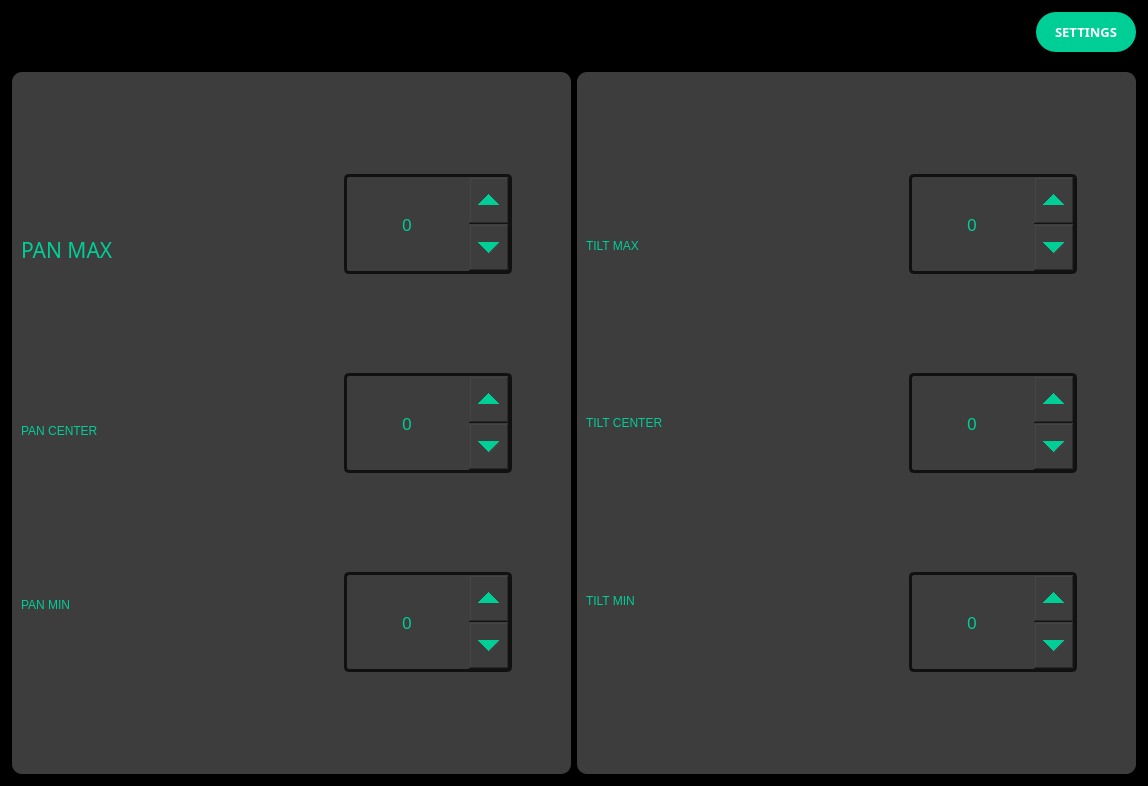
First picture: the form in source/controller/GUI-4G-CAR-DEF.ui, repository jpriverar/smart-4g-rc-car, before the edit.
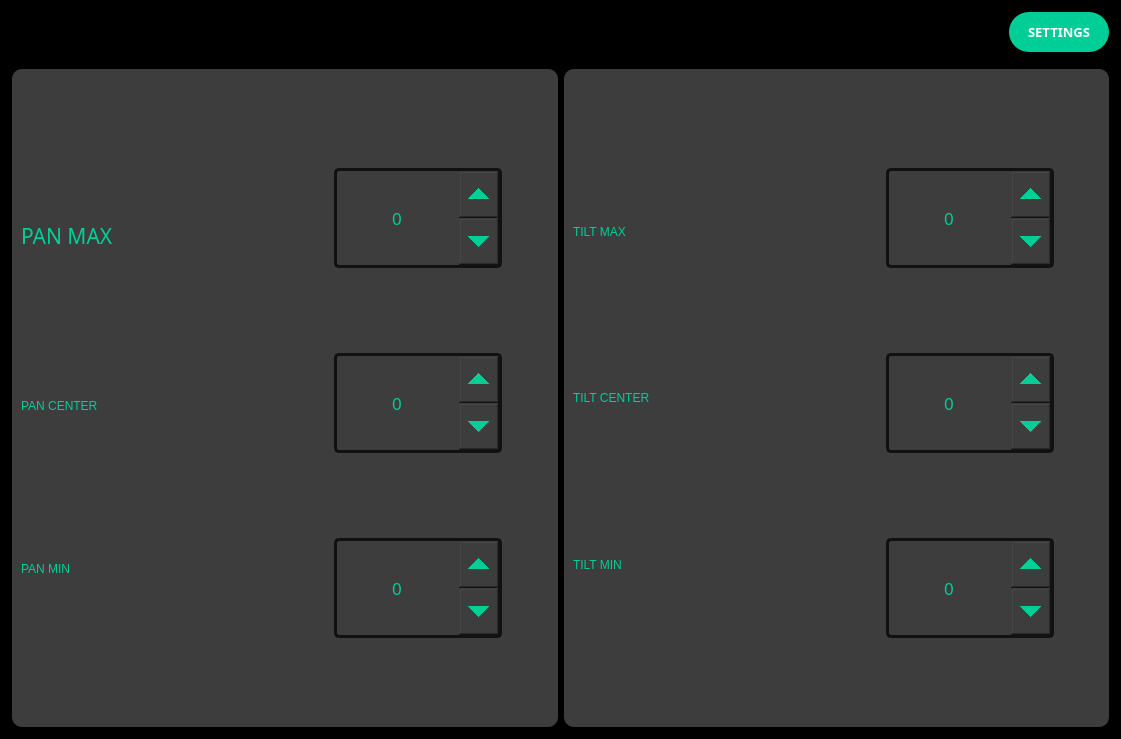
Second picture: the form after the edit. The open tabs and pages were chosen to show the change.

Commit message: added methods for each widget

```diff
--- a/source/controller/GUI-4G-CAR-DEF.ui
+++ b/source/controller/GUI-4G-CAR-DEF.ui
@@ -6,8 +6,8 @@
    <rect>
     <x>0</x>
     <y>0</y>
-    <width>1148</width>
-    <height>786</height>
+    <width>1121</width>
+    <height>739</height>
    </rect>
   </property>
   <property name="windowTitle">
@@ -3102,9 +3102,18 @@
                           <colorrole role="Highlight">
                            <brush brushstyle="SolidPattern">
                             <color alpha="255">
+                             <red>61</red>
+                             <green>61</green>
+                             <blue>61</blue>
+                            </color>
+                           </brush>
+                          </colorrole>
+                          <colorrole role="HighlightedText">
+                           <brush brushstyle="SolidPattern">
+                            <color alpha="255">
                              <red>0</red>
-                             <green>0</green>
-                             <blue>0</blue>
+                             <green>206</green>
+                             <blue>151</blue>
                             </color>
                            </brush>
                           </colorrole>
@@ -3167,9 +3176,18 @@
                           <colorrole role="Highlight">
                            <brush brushstyle="SolidPattern">
                             <color alpha="255">
+                             <red>61</red>
+                             <green>61</green>
+                             <blue>61</blue>
+                            </color>
+                           </brush>
+                          </colorrole>
+                          <colorrole role="HighlightedText">
+                           <brush brushstyle="SolidPattern">
+                            <color alpha="255">
                              <red>0</red>
-                             <green>0</green>
-                             <blue>0</blue>
+                             <green>206</green>
+                             <blue>151</blue>
                             </color>
                            </brush>
                           </colorrole>
@@ -3238,6 +3256,15 @@
                             </color>
                            </brush>
                           </colorrole>
+                          <colorrole role="HighlightedText">
+                           <brush brushstyle="SolidPattern">
+                            <color alpha="255">
+                             <red>0</red>
+                             <green>206</green>
+                             <blue>151</blue>
+                            </color>
+                           </brush>
+                          </colorrole>
                          </disabled>
                         </palette>
                        </property>
@@ -3388,9 +3415,18 @@
                           <colorrole role="Highlight">
                            <brush brushstyle="SolidPattern">
                             <color alpha="255">
+                             <red>61</red>
+                             <green>61</green>
+                             <blue>61</blue>
+                            </color>
+                           </brush>
+                          </colorrole>
+                          <colorrole role="HighlightedText">
+                           <brush brushstyle="SolidPattern">
+                            <color alpha="255">
                              <red>0</red>
-                             <green>0</green>
-                             <blue>0</blue>
+                             <green>206</green>
+                             <blue>151</blue>
                             </color>
                            </brush>
                           </colorrole>
@@ -3453,9 +3489,18 @@
                           <colorrole role="Highlight">
                            <brush brushstyle="SolidPattern">
                             <color alpha="255">
+                             <red>61</red>
+                             <green>61</green>
+                             <blue>61</blue>
+                            </color>
+                           </brush>
+                          </colorrole>
+                          <colorrole role="HighlightedText">
+                           <brush brushstyle="SolidPattern">
+                            <color alpha="255">
                              <red>0</red>
-                             <green>0</green>
-                             <blue>0</blue>
+                             <green>206</green>
+                             <blue>151</blue>
                             </color>
                            </brush>
                           </colorrole>
@@ -3524,6 +3569,15 @@
                             </color>
                            </brush>
                           </colorrole>
+                          <colorrole role="HighlightedText">
+                           <brush brushstyle="SolidPattern">
+                            <color alpha="255">
+                             <red>0</red>
+                             <green>206</green>
+                             <blue>151</blue>
+                            </color>
+                           </brush>
+                          </colorrole>
                          </disabled>
                         </palette>
                        </property>
@@ -3668,9 +3722,18 @@
                           <colorrole role="Highlight">
                            <brush brushstyle="SolidPattern">
                             <color alpha="255">
+                             <red>61</red>
+                             <green>61</green>
+                             <blue>61</blue>
+                            </color>
+                           </brush>
+                          </colorrole>
+                          <colorrole role="HighlightedText">
+                           <brush brushstyle="SolidPattern">
+                            <color alpha="255">
                              <red>0</red>
-                             <green>0</green>
-                             <blue>0</blue>
+                             <green>206</green>
+                             <blue>151</blue>
                             </color>
                            </brush>
                           </colorrole>
@@ -3733,9 +3796,18 @@
                           <colorrole role="Highlight">
                            <brush brushstyle="SolidPattern">
                             <color alpha="255">
+                             <red>61</red>
+                             <green>61</green>
+                             <blue>61</blue>
+                            </color>
+                           </brush>
+                          </colorrole>
+                          <colorrole role="HighlightedText">
+                           <brush brushstyle="SolidPattern">
+                            <color alpha="255">
                              <red>0</red>
-                             <green>0</green>
-                             <blue>0</blue>
+                             <green>206</green>
+                             <blue>151</blue>
                             </color>
                            </brush>
                           </colorrole>
@@ -3804,6 +3876,15 @@
                             </color>
                            </brush>
                           </colorrole>
+                          <colorrole role="HighlightedText">
+                           <brush brushstyle="SolidPattern">
+                            <color alpha="255">
+                             <red>0</red>
+                             <green>206</green>
+                             <blue>151</blue>
+                            </color>
+                           </brush>
+                          </colorrole>
                          </disabled>
                         </palette>
                        </property>
@@ -4068,9 +4149,18 @@
                           <colorrole role="Highlight">
                            <brush brushstyle="SolidPattern">
                             <color alpha="255">
+                             <red>61</red>
+                             <green>61</green>
+                             <blue>61</blue>
+                            </color>
+                           </brush>
+                          </colorrole>
+                          <colorrole role="HighlightedText">
+                           <brush brushstyle="SolidPattern">
+                            <color alpha="255">
                              <red>0</red>
-                             <green>0</green>
-                             <blue>0</blue>
+                             <green>206</green>
+                             <blue>151</blue>
                             </color>
                            </brush>
                           </colorrole>
@@ -4133,9 +4223,18 @@
                           <colorrole role="Highlight">
                            <brush brushstyle="SolidPattern">
                             <color alpha="255">
+                             <red>61</red>
+                             <green>61</green>
+                             <blue>61</blue>
+                            </color>
+                           </brush>
+                          </colorrole>
+                          <colorrole role="HighlightedText">
+                           <brush brushstyle="SolidPattern">
+                            <color alpha="255">
                              <red>0</red>
-                             <green>0</green>
-                             <blue>0</blue>
+                             <green>206</green>
+                             <blue>151</blue>
                             </color>
                            </brush>
                           </colorrole>
@@ -4204,6 +4303,15 @@
                             </color>
                            </brush>
                           </colorrole>
+                          <colorrole role="HighlightedText">
+                           <brush brushstyle="SolidPattern">
+                            <color alpha="255">
+                             <red>0</red>
+                             <green>206</green>
+                             <blue>151</blue>
+                            </color>
+                           </brush>
+                          </colorrole>
                          </disabled>
                         </palette>
                        </property>
@@ -4348,9 +4456,18 @@
                           <colorrole role="Highlight">
                            <brush brushstyle="SolidPattern">
                             <color alpha="255">
+                             <red>61</red>
+                             <green>61</green>
+                             <blue>61</blue>
+                            </color>
+                           </brush>
+                          </colorrole>
+                          <colorrole role="HighlightedText">
+                           <brush brushstyle="SolidPattern">
+                            <color alpha="255">
                              <red>0</red>
-                             <green>0</green>
-                             <blue>0</blue>
+                             <green>206</green>
+                             <blue>151</blue>
                             </color>
                            </brush>
                           </colorrole>
@@ -4413,9 +4530,18 @@
                           <colorrole role="Highlight">
                            <brush brushstyle="SolidPattern">
                             <color alpha="255">
+                             <red>61</red>
+                             <green>61</green>
+                             <blue>61</blue>
+                            </color>
+                           </brush>
+                          </colorrole>
+                          <colorrole role="HighlightedText">
+                           <brush brushstyle="SolidPattern">
+                            <color alpha="255">
                              <red>0</red>
-                             <green>0</green>
-                             <blue>0</blue>
+                             <green>206</green>
+                             <blue>151</blue>
                             </color>
                            </brush>
                           </colorrole>
@@ -4484,6 +4610,15 @@
                             </color>
                            </brush>
                           </colorrole>
+                          <colorrole role="HighlightedText">
+                           <brush brushstyle="SolidPattern">
+                            <color alpha="255">
+                             <red>0</red>
+                             <green>206</green>
+                             <blue>151</blue>
+                            </color>
+                           </brush>
+                          </colorrole>
                          </disabled>
                         </palette>
                        </property>
@@ -4628,9 +4763,18 @@
                           <colorrole role="Highlight">
                            <brush brushstyle="SolidPattern">
                             <color alpha="255">
+                             <red>61</red>
+                             <green>61</green>
+                             <blue>61</blue>
+                            </color>
+                           </brush>
+                          </colorrole>
+                          <colorrole role="HighlightedText">
+                           <brush brushstyle="SolidPattern">
+                            <color alpha="255">
                              <red>0</red>
-                             <green>0</green>
-                             <blue>0</blue>
+                             <green>206</green>
+                             <blue>151</blue>
                             </color>
                            </brush>
                           </colorrole>
@@ -4693,9 +4837,18 @@
                           <colorrole role="Highlight">
                            <brush brushstyle="SolidPattern">
                             <color alpha="255">
+                             <red>61</red>
+                             <green>61</green>
+                             <blue>61</blue>
+                            </color>
+                           </brush>
+                          </colorrole>
+                          <colorrole role="HighlightedText">
+                           <brush brushstyle="SolidPattern">
+                            <color alpha="255">
                              <red>0</red>
-                             <green>0</green>
-                             <blue>0</blue>
+                             <green>206</green>
+                             <blue>151</blue>
                             </color>
                            </brush>
                           </colorrole>
@@ -4764,6 +4917,15 @@
                             </color>
                            </brush>
                           </colorrole>
+                          <colorrole role="HighlightedText">
+                           <brush brushstyle="SolidPattern">
+                            <color alpha="255">
+                             <red>0</red>
+                             <green>206</green>
+                             <blue>151</blue>
+                            </color>
+                           </brush>
+                          </colorrole>
                          </disabled>
                         </palette>
                        </property>
```
Left out of the diff: 175 changed lines with no effect on the pictures. The commit also changes 2 other files.
